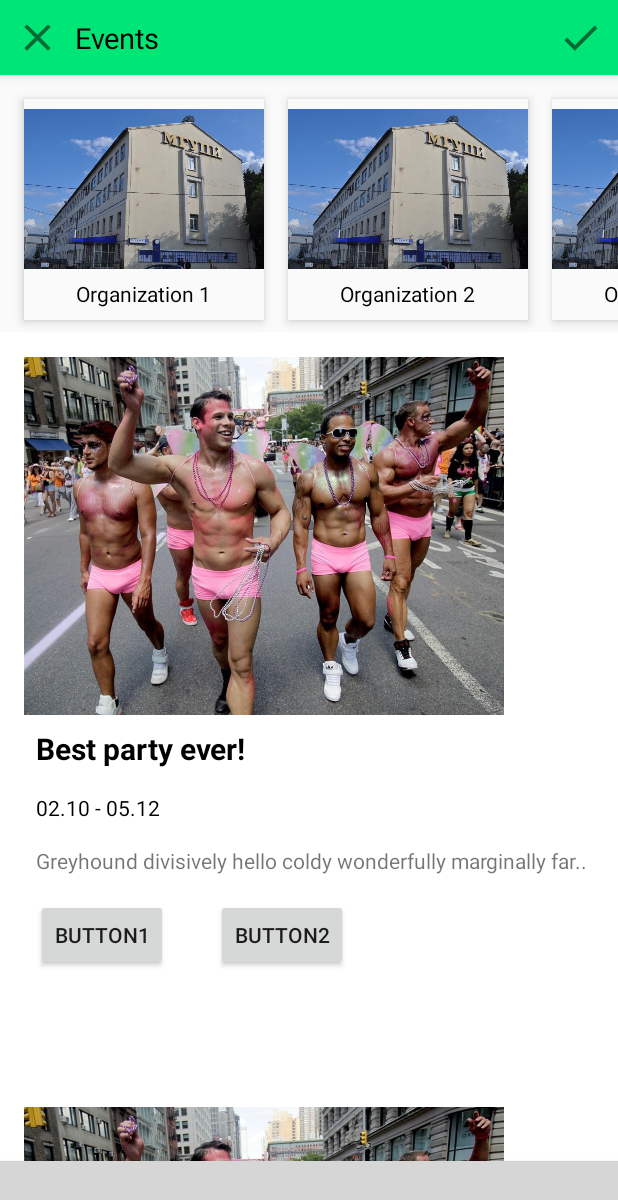
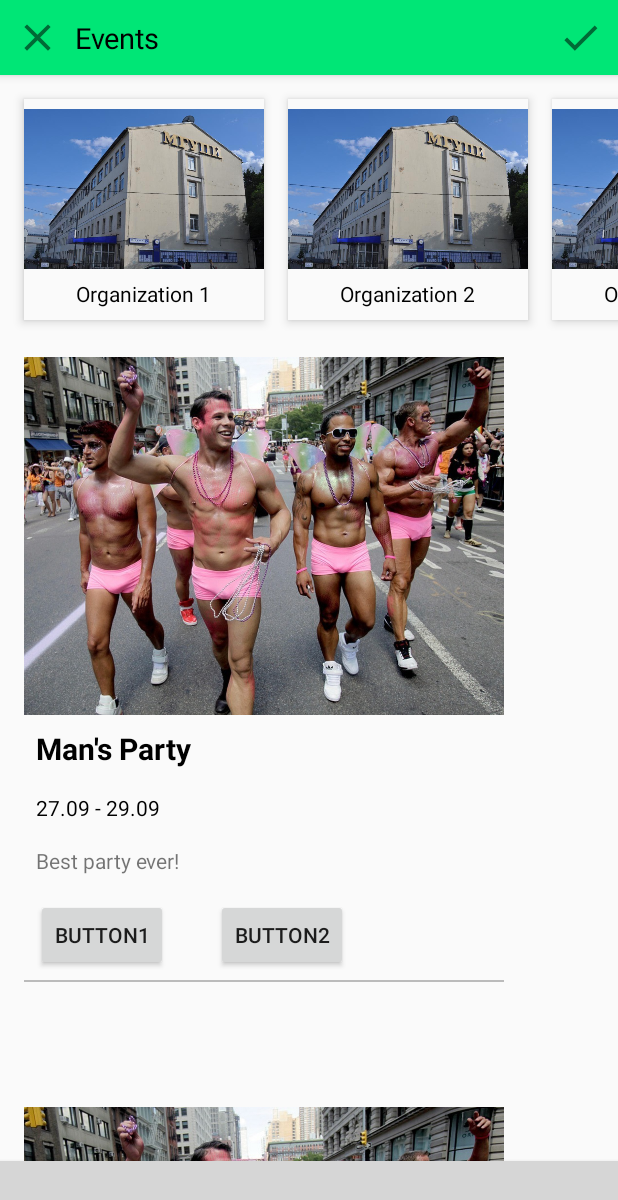
Before and after one commit to BOOMeranGG/VKHack, an Android app: the EventViewerFragment screen opened directly, with no data from a screen before it, on a phone screen of 412 x 824 dp. Shown: the top 1200 px of the screen. Run offline under Robolectric (Android 15) with nearby library versions, the phone set to English and light mode, and no system bars; plain views replace BottomNavigationViewEx; 8 statements that could not run were skipped; grey boxes are pictures that could not be loaded.

```diff
--- a/app/src/main/java/com/orange_infinity/vkhack/ui/fragments/EventViewerFragment.java
+++ b/app/src/main/java/com/orange_infinity/vkhack/ui/fragments/EventViewerFragment.java
@@ -64,10 +64,10 @@ public class EventViewerFragment extends Fragment {
             tvEventName.setText(event.getEventName());
 
             TextView tvDate = eventView.findViewById(R.id.tvDate);
-            tvEventName.setText(event.getEventDate());
+            tvDate.setText(event.getEventDate());
 
             TextView tvDescription = eventView.findViewById(R.id.tvDescription);
-            tvEventName.setText(event.getEventDescription());
+            tvDescription.setText(event.getEventDescription());
         }
     }
 
--- a/app/src/main/res/layout/activity_event.xml
+++ b/app/src/main/res/layout/activity_event.xml
@@ -63,7 +63,7 @@
 
         <FrameLayout
             android:id="@+id/eventListContainer"
-            android:layout_width="match_parent"
+            android:layout_width="wrap_content"
             android:layout_height="wrap_content"
             android:background="@color/white">
 
--- a/app/src/main/res/layout/event_viewer_item.xml
+++ b/app/src/main/res/layout/event_viewer_item.xml
@@ -2,6 +2,7 @@
 <LinearLayout xmlns:android="http://schemas.android.com/apk/res/android"
     android:orientation="vertical"
     android:layout_width="match_parent"
+    android:background="@color/whitesh"
     android:layout_height="500dp">
 
     <ImageView
@@ -60,4 +61,13 @@
             android:text="Button2"/>
 
     </LinearLayout>
+
+    <View
+        android:layout_width="match_parent"
+        android:layout_marginTop="6dp"
+        android:layout_height="1dp"
+        android:background="@color/gray"
+        android:layout_marginStart="16dp">
+
+    </View>
 </LinearLayout>
```
